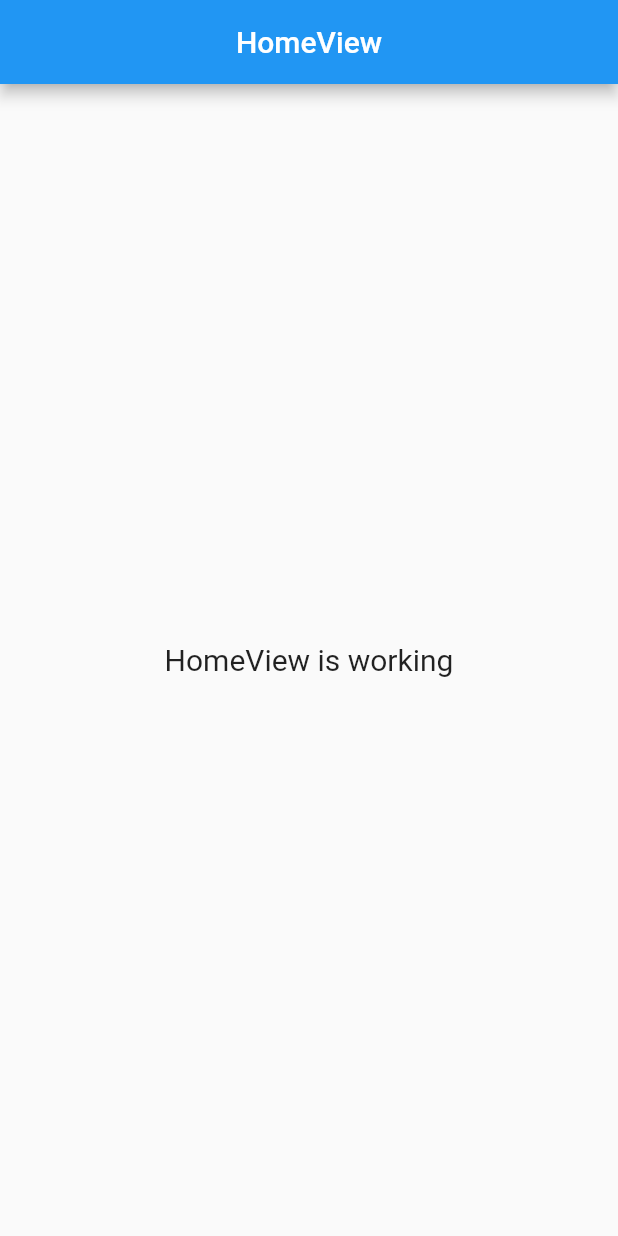
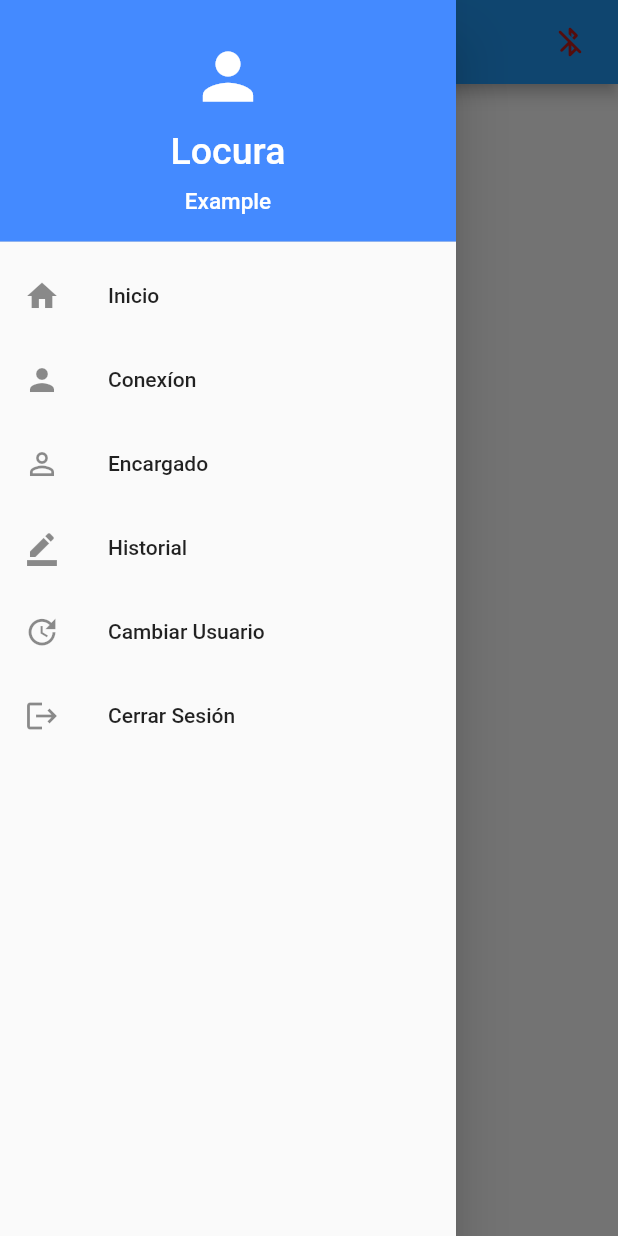
Before and after one commit to WilliBobadilla/flutterArduinoBT, a Flutter app: the screen it shows after launch, with the side drawer open (before the commit the screen has no drawer), on a phone screen of 412 x 824 dp. Run offline on Flutter 3.47's test engine with Material 2 defaults, Android fonts, the phone set to English and light mode, and no system bars; our stand-ins replace flutter_bluetooth_serial, get.

Commit message:
adding bt controller and module

```diff
--- a/lib/app/modules/home/views/home_view.dart
+++ b/lib/app/modules/home/views/home_view.dart
@@ -1,4 +1,6 @@
 import 'package:flutter/material.dart';
+import 'package:flutter_arduino_b_t/app/modules/home/widgets/action_bar.dart';
+import 'package:flutter_arduino_b_t/app/modules/home/widgets/drawer_side.dart';
 
 import 'package:get/get.dart';
 
@@ -8,8 +10,10 @@ class HomeView extends GetView<HomeController> {
   @override
   Widget build(BuildContext context) {
     return Scaffold(
+      drawer: SideBar(),
       appBar: AppBar(
-        title: Text('HomeView'),
+        actions: actionBar(),
+        title: Text('Inicio'),
         centerTitle: true,
       ),
       body: Center(
--- /dev/null
+++ b/lib/app/modules/home/widgets/action_bar.dart
@@ -0,0 +1,13 @@
+import 'package:flutter/material.dart';
+import 'package:flutter_arduino_b_t/app/modules/conexionbt/controllers/conexionbt_controller.dart';
+import 'package:get/get.dart';
+
+List<Widget> actionBar() {
+  ConexionbtController conexionbtController = Get.find<ConexionbtController>();
+  return [
+    conexionbtController.isConnected
+        ? Icon(Icons.bluetooth_connected_rounded, color: Colors.green[900])
+        : Icon(Icons.bluetooth_disabled_rounded, color: Colors.red[900]),
+    Container(width: 20)
+  ];
+}
--- /dev/null
+++ b/lib/app/modules/home/widgets/drawer_side.dart
@@ -0,0 +1,95 @@
+import 'package:flutter/material.dart';
+import 'package:flutter_arduino_b_t/app/routes/app_pages.dart';
+import 'package:get/get.dart';
+
+class SideBar extends StatelessWidget {
+  @override
+  Widget build(BuildContext context) {
+    return Drawer(
+      child: Column(
+        children: <Widget>[
+          DrawerHeader(
+            child: Column(
+              mainAxisAlignment: MainAxisAlignment.spaceEvenly,
+              children: [
+                Center(
+                  child: Icon(
+                    Icons.person,
+                    color: Colors.white,
+                    size: 50.0,
+                  ),
+                ),
+                Center(
+                  child: Text(
+                    "Locura",
+                    textAlign: TextAlign.center,
+                    style: TextStyle(color: Colors.white, fontSize: 25),
+                  ),
+                ),
+                Center(
+                  child: Text(
+                    "Example",
+                    textAlign: TextAlign.center,
+                    style: TextStyle(
+                      color: Colors.white,
+                      fontSize: 15,
+                    ),
+                  ),
+                ),
+              ],
+            ),
+            decoration: BoxDecoration(
+              color: Colors.blueAccent,
+            ),
+          ),
+          ListTile(
+            leading: Icon(Icons.home),
+            title: Text('Inicio'),
+            onTap: () {
+              if (Get.currentRoute == Routes.HOME) {
+                Get.back();
+              } else {
+                Get.toNamed(Routes.HOME);
+              }
+            },
+          ),
+          ListTile(
+            leading: Icon(Icons.person),
+            title: Text('Conexíon'),
+            onTap: () {
+              if (Get.currentRoute == Routes.CONEXIONBT) {
+                Get.back();
+              } else {
+                Get.toNamed(Routes.CONEXIONBT);
+              }
+            },
+          ),
+          ListTile(
+            leading: Icon(Icons.person_outline),
+            title: Text('Encargado'),
+            onTap: () {},
+          ),
+          Column(
+            children: [
+              ListTile(
+                leading: Icon(Icons.border_color),
+                title: Text('Historial'),
+                onTap: () {},
+              ),
+            ],
+          ),
+          ListTile(
+            leading: Icon(Icons.update),
+            title: Text('Cambiar Usuario'),
+            onTap: () {},
+          ),
+          ListTile(
+            leading: Icon(Icons.logout),
+            title: Text('Cerrar Sesión'),
+            onTap: () {},
+          ),
+        ],
+      ),
+    );
+  }
+}
--- a/lib/app/routes/app_routes.dart
+++ b/lib/app/routes/app_routes.dart
@@ -3,8 +3,10 @@ part of 'app_pages.dart';
 
 abstract class Routes {
   static const HOME = _Paths.HOME;
+  static const CONEXIONBT = _Paths.CONEXIONBT;
 }
 
 abstract class _Paths {
   static const HOME = '/home';
+  static const CONEXIONBT = '/conexionbt';
 }
--- a/lib/main.dart
+++ b/lib/main.dart
@@ -7,6 +7,7 @@ import 'app/routes/app_pages.dart';
 void main() {
   runApp(
     GetMaterialApp(
+      debugShowCheckedModeBanner: false,
       title: "Application",
       initialRoute: AppPages.INITIAL,
       getPages: AppPages.routes,
--- a/pubspec.yaml
+++ b/pubspec.yaml
@@ -3,7 +3,7 @@ description: A new Flutter project.
 
 # The following line prevents the package from being accidentally published to
 # pub.dev using `pub publish`. This is preferred for private packages.
-publish_to: 'none' # Remove this line if you wish to publish to pub.dev
+publish_to: "none" # Remove this line if you wish to publish to pub.dev
 
 # The following defines the version and build number for your application.
 # A version number is three numbers separated by dots, like 1.2.43
@@ -25,6 +25,7 @@ dependencies:
   flutter:
     sdk: flutter
 
+  flutter_bluetooth_serial: ^0.2.2
 
   # The following adds the Cupertino Icons font to your application.
   # Use with the CupertinoIcons class for iOS style icons.
@@ -39,7 +40,6 @@ dev_dependencies:
 
 # The following section is specific to Flutter.
 flutter:
-
   # The following line ensures that the Material Icons font is
   # included with your application, so that you can use the icons in
   # the material Icons class.
```
Also changed, not shown: lib/app/modules/conexionbt/bindings/conexionbt_binding.dart (added, +12 -0 lines), lib/app/modules/conexionbt/controllers/conexionbt_controller.dart (added, +194 -0 lines), lib/app/modules/conexionbt/views/conexionbt_view.dart (added, +23 -0 lines), lib/app/routes/app_pages.dart (+7 -0 lines), pubspec.lock, 1 other file.
